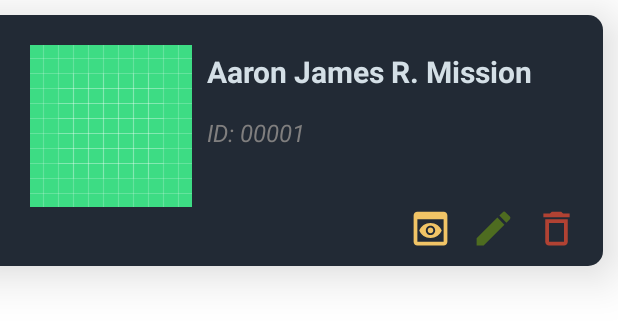
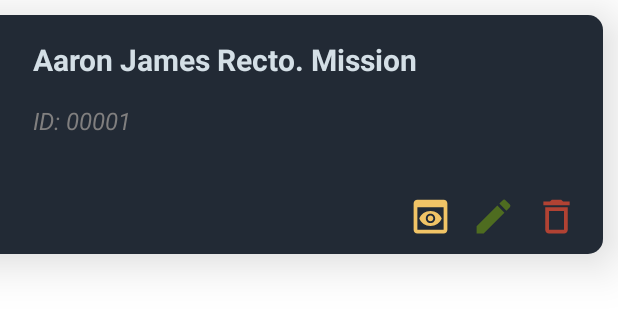
Before and after one commit to CptZee/PatientInformation, an Android app: the layout patient_card.xml on its own in the app's theme, with its tools: preview values and no code run, on a phone screen of 412 x 824 dp. Shown: the top 323 px of the screen. Run offline under Robolectric (Android 15) with nearby library versions, the phone set to English and light mode, and no system bars.

Commit message:
Fixed the layout of patient card.

```diff
--- a/app/src/main/res/layout/patient_card.xml
+++ b/app/src/main/res/layout/patient_card.xml
@@ -1,6 +1,7 @@
 <?xml version="1.0" encoding="utf-8"?>
 <androidx.cardview.widget.CardView xmlns:android="http://schemas.android.com/apk/res/android"
     xmlns:app="http://schemas.android.com/apk/res-auto"
+    xmlns:tools="http://schemas.android.com/tools"
     android:layout_width="match_parent"
     android:layout_height="wrap_content"
     app:cardCornerRadius="10dp"
@@ -18,32 +19,20 @@
         android:background="#222A35"
         android:elevation="20dp">
 
-        <ImageView
-            android:id="@+id/imageView2"
-            android:layout_width="wrap_content"
-            android:layout_height="wrap_content"
-            android:layout_marginStart="30dp"
-            android:layout_marginTop="20dp"
-            android:background="@drawable/ic_profile"
-            app:layout_constraintStart_toStartOf="parent"
-            app:layout_constraintTop_toTopOf="parent"
-            app:srcCompat="@drawable/ic_launcher_background" />
-
         <TextView
             android:id="@+id/card_full_name"
             android:layout_width="wrap_content"
             android:layout_height="wrap_content"
-            android:layout_marginStart="10dp"
-            android:layout_marginTop="4dp"
-            android:layout_marginEnd="119dp"
-            android:text="Aaron James R. Mission"
+            android:layout_marginStart="32dp"
+            android:layout_marginTop="16dp"
+            android:text="Aaron James Recto. Mission"
             android:textColor="#D4DFE6"
             android:textSize="20dp"
             android:textStyle="bold"
-            app:layout_constraintEnd_toEndOf="parent"
+            app:layout_constraintEnd_toStartOf="@+id/card_view"
             app:layout_constraintHorizontal_bias="0.0"
-            app:layout_constraintStart_toEndOf="@+id/imageView2"
-            app:layout_constraintTop_toTopOf="@+id/imageView2" />
+            app:layout_constraintStart_toStartOf="parent"
+            app:layout_constraintTop_toTopOf="parent" />
 
         <TextView
             android:id="@+id/card_patient_id"
```
